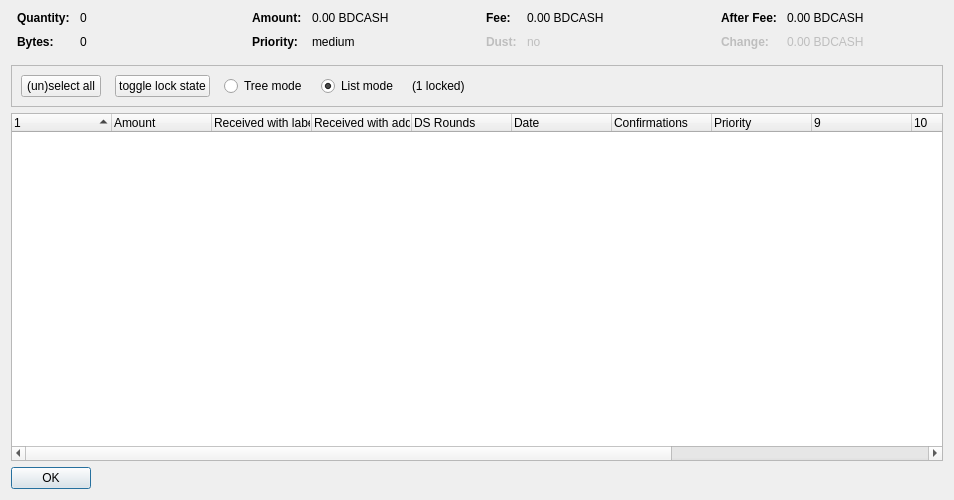
MotoAcidic/bdcash-protocol, file src/qt/forms/coincontroldialog.ui: the form before one commit.
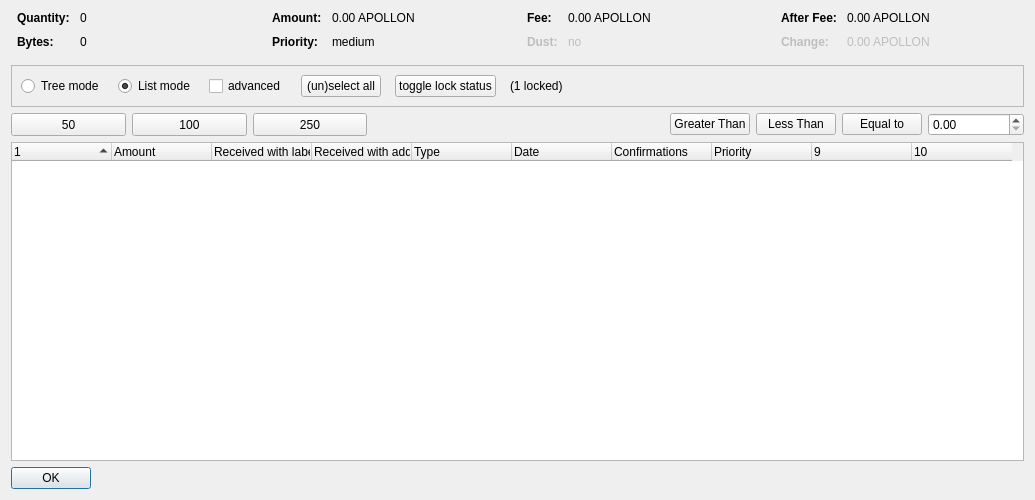
The form after the commit. Custom widgets are drawn as their Qt base class.

What changed in the file:
```diff
--- a/src/qt/forms/coincontroldialog.ui
+++ b/src/qt/forms/coincontroldialog.ui
@@ -6,7 +6,7 @@
    <rect>
     <x>0</x>
     <y>0</y>
-    <width>954</width>
+    <width>1035</width>
     <height>500</height>
    </rect>
   </property>
@@ -132,7 +132,7 @@
           <enum>Qt::ActionsContextMenu</enum>
          </property>
          <property name="text">
-          <string notr="true">0.00 BDCASH</string>
+          <string notr="true">0.00 APOLLON</string>
          </property>
          <property name="textInteractionFlags">
           <set>Qt::LinksAccessibleByMouse|Qt::TextSelectableByKeyboard|Qt::TextSelectableByMouse</set>
@@ -206,7 +206,7 @@
           <enum>Qt::ActionsContextMenu</enum>
          </property>
          <property name="text">
-          <string notr="true">0.00 BDCASH</string>
+          <string notr="true">0.00 APOLLON</string>
          </property>
          <property name="textInteractionFlags">
           <set>Qt::LinksAccessibleByMouse|Qt::TextSelectableByKeyboard|Qt::TextSelectableByMouse</set>
@@ -286,7 +286,7 @@
           <enum>Qt::ActionsContextMenu</enum>
          </property>
          <property name="text">
-          <string notr="true">0.00 BDCASH</string>
+          <string notr="true">0.00 APOLLON</string>
          </property>
          <property name="textInteractionFlags">
           <set>Qt::LinksAccessibleByMouse|Qt::TextSelectableByKeyboard|Qt::TextSelectableByMouse</set>
@@ -321,7 +321,7 @@
           <enum>Qt::ActionsContextMenu</enum>
          </property>
          <property name="text">
-          <string notr="true">0.00 BDCASH</string>
+          <string notr="true">0.00 APOLLON</string>
          </property>
          <property name="textInteractionFlags">
           <set>Qt::LinksAccessibleByMouse|Qt::TextSelectableByKeyboard|Qt::TextSelectableByMouse</set>
@@ -348,42 +348,10 @@
      </property>
      <layout class="QHBoxLayout" name="horizontalLayout">
       <item>
-       <layout class="QHBoxLayout" name="horizontalLayoutPanel" stretch="0,0,0,0,0,0">
+       <layout class="QHBoxLayout" name="horizontalLayoutPanel" stretch="0,0,0,0,0,0,0">
         <property name="spacing">
          <number>14</number>
         </property>
-        <item>
-         <widget class="QPushButton" name="pushButtonSelectAll">
-          <property name="sizePolicy">
-           <sizepolicy hsizetype="Maximum" vsizetype="Fixed">
-            <horstretch>0</horstretch>
-            <verstretch>0</verstretch>
-           </sizepolicy>
-          </property>
-          <property name="text">
-           <string>(un)select all</string>
-          </property>
-          <property name="autoDefault">
-           <bool>false</bool>
-          </property>
-         </widget>
-        </item>
-        <item>
-         <widget class="QPushButton" name="pushButtonToggleLock">
-          <property name="sizePolicy">
-           <sizepolicy hsizetype="Maximum" vsizetype="Fixed">
-            <horstretch>0</horstretch>
-            <verstretch>0</verstretch>
-           </sizepolicy>
-          </property>
-          <property name="text">
-           <string>toggle lock state</string>
-          </property>
-          <property name="autoDefault">
-           <bool>false</bool>
-          </property>
-         </widget>
-        </item>
         <item>
          <widget class="QRadioButton" name="radioTreeMode">
           <property name="sizePolicy">
@@ -413,6 +381,51 @@
           </property>
          </widget>
         </item>
+        <item>
+         <widget class="QCheckBox" name="advanced">
+          <property name="minimumSize">
+           <size>
+            <width>70</width>
+            <height>17</height>
+           </size>
+          </property>
+          <property name="text">
+           <string>advanced</string>
+          </property>
+         </widget>
+        </item>
+        <item>
+         <widget class="QPushButton" name="pushButtonSelectAll">
+          <property name="sizePolicy">
+           <sizepolicy hsizetype="Maximum" vsizetype="Fixed">
+            <horstretch>0</horstretch>
+            <verstretch>0</verstretch>
+           </sizepolicy>
+          </property>
+          <property name="text">
+           <string>(un)select all</string>
+          </property>
+          <property name="autoDefault">
+           <bool>false</bool>
+          </property>
+         </widget>
+        </item>
+        <item>
+         <widget class="QPushButton" name="pushButtonToggleLock">
+          <property name="sizePolicy">
+           <sizepolicy hsizetype="Maximum" vsizetype="Fixed">
+            <horstretch>0</horstretch>
+            <verstretch>0</verstretch>
+           </sizepolicy>
+          </property>
+          <property name="text">
+           <string>toggle lock status</string>
+          </property>
+          <property name="autoDefault">
+           <bool>false</bool>
+          </property>
+         </widget>
+        </item>
         <item>
          <widget class="QLabel" name="labelLocked">
           <property name="text">
@@ -438,6 +451,99 @@
      </layout>
     </widget>
    </item>
+   <item>
+    <layout class="QHBoxLayout" name="horizontalLayout_3">
+     <item>
+      <widget class="QPushButton" name="select_50">
+       <property name="minimumSize">
+        <size>
+         <width>115</width>
+         <height>23</height>
+        </size>
+       </property>
+       <property name="text">
+        <string>50</string>
+       </property>
+      </widget>
+     </item>
+     <item>
+      <widget class="QPushButton" name="select_100">
+       <property name="minimumSize">
+        <size>
+         <width>115</width>
+         <height>23</height>
+        </size>
+       </property>
+       <property name="text">
+        <string>100</string>
+       </property>
+      </widget>
+     </item>
+     <item>
+      <widget class="QPushButton" name="select_250">
+       <property name="minimumSize">
+        <size>
+         <width>114</width>
+         <height>23</height>
+        </size>
+       </property>
+       <property name="text">
+        <string>250</string>
+       </property>
+      </widget>
+     </item>
+     <item>
+      <spacer name="horizontalSpacer_2">
+       <property name="orientation">
+        <enum>Qt::Horizontal</enum>
+       </property>
+       <property name="sizeHint" stdset="0">
+        <size>
+         <width>40</width>
+         <height>20</height>
+        </size>
+       </property>
+      </spacer>
+     </item>
+     <item>
+      <widget class="QPushButton" name="GreaterThan">
+       <property name="text">
+        <string>Greater Than</string>
+       </property>
+      </widget>
+     </item>
+     <item>
+      <widget class="QPushButton" name="LessThan">
+       <property name="text">
+        <string>Less Than</string>
+       </property>
+      </widget>
+     </item>
+     <item>
+      <widget class="QPushButton" name="EqualTo">
+       <property name="text">
+        <string>Equal to</string>
+       </property>
+      </widget>
+     </item>
+     <item>
+      <widget class="QDoubleSpinBox" name="num_box">
+       <property name="minimumSize">
+        <size>
+         <width>96</width>
+         <height>20</height>
+        </size>
+       </property>
+      </widget>
+     </item>
+    </layout>
+   </item>
+   <item>
+    <layout class="QVBoxLayout" name="verticalLayout_2"/>
+   </item>
+   <item>
+    <layout class="QHBoxLayout" name="horizontalLayout_2"/>
+   </item>
    <item>
     <widget class="CoinControlTreeWidget" name="treeWidget">
      <property name="contextMenuPolicy">
@@ -447,7 +553,7 @@
       <bool>false</bool>
      </property>
      <property name="columnCount">
-      <number>13</number>
+      <number>10</number>
      </property>
      <attribute name="headerShowSortIndicator" stdset="0">
       <bool>true</bool>
@@ -477,7 +583,7 @@
      </column>
      <column>
       <property name="text">
-       <string>DS Rounds</string>
+       <string>Type</string>
       </property>
      </column>
      <column>
@@ -508,21 +614,6 @@
        <string/>
       </property>
      </column>
-     <column>
-      <property name="text">
-       <string/>
-      </property>
-     </column>
-     <column>
-      <property name="text">
-       <string/>
-      </property>
-     </column>
-     <column>
-      <property name="text">
-       <string/>
-      </property>
-     </column>
     </widget>
    </item>
    <item>
```
